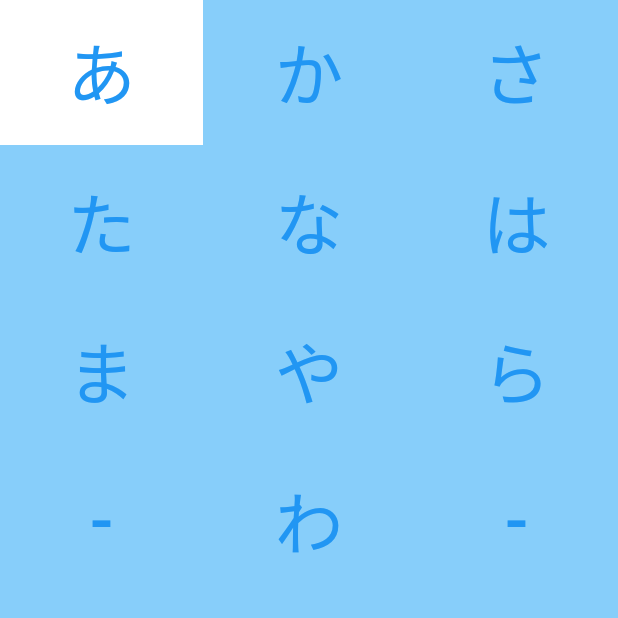
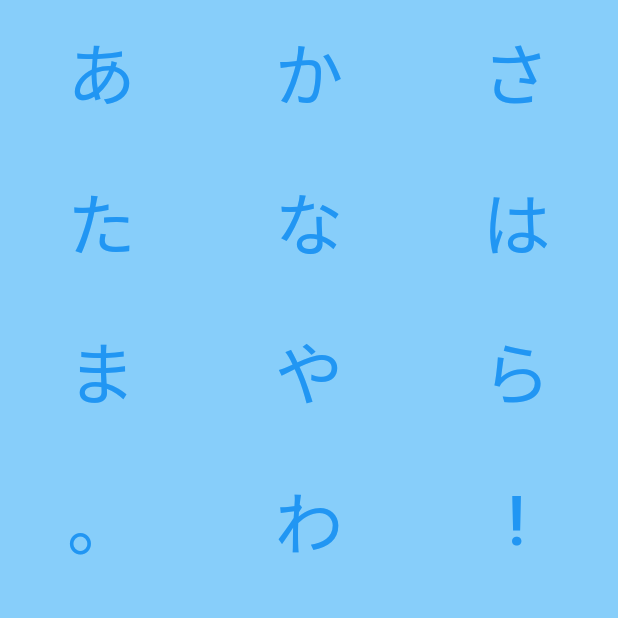
Before and after one commit to KateSawada/TimerKeyboardPlactice, a Flutter app: the screen it shows after launch, on a phone screen of 412 x 824 dp, the top half of it. Run offline on Flutter 3.47's test engine with Material 2 defaults, Android fonts, the phone set to English and light mode, and no system bars; our stand-ins replace flutter_riverpod.

Commit message:
mvvmで実装できた

```diff
--- a/lib/main.dart
+++ b/lib/main.dart
@@ -1,53 +1,6 @@
 import 'package:flutter/material.dart';
-// import 'halzoblog/main.dart';
-// import 'riverpod/main.dart';
-
-// void main() => runApp(MyApp());
-
-import 'package:flutter_riverpod/flutter_riverpod.dart';
-
-import 'riverpod/main.dart';
+import 'mvvm/main.dart';
 
 void main() {
-  runApp(ProviderScope(child: MyApp()));
+  runApp(const MyApp());
 }
-
-// class MyApp extends StatelessWidget {
-//   const MyApp({Key? key}) : super(key: key);
-
-//   @override
-//   Widget build(BuildContext context) {
-//     return MaterialApp(
-//       title: 'Flutter Demo',
-//       theme: ThemeData(
-//         primarySwatch: Colors.blue,
-//       ),
-//       home: const RiverpodSample(),
-//     );
-//   }
-// }
-
-// final strProvider = Provider((ref) {
-//   return 'Hello Riverpod';
-// });
-
-// class RiverpodSample extends ConsumerWidget {
-//   const RiverpodSample({Key? key}) : super(key: key);
-
-//   @override
-//   Widget build(BuildContext context, WidgetRef ref) {
-//     final value = ref.watch(strProvider);
-
-//     return Scaffold(
-//       appBar: AppBar(
-//         title: const Text('Riverpod Sample'),
-//       ),
-//       body: Center(
-//         child: Text(
-//           value,
-//           style: const TextStyle(fontSize: 24),
-//         ),
-//       ),
-//     );
-//   }
-// }
--- /dev/null
+++ b/lib/mvvm/init.dart
@@ -0,0 +1,5 @@
+import 'keyboard_manager.dart';
+
+void initialize() {
+  KeyboardManager().initialize();
+}
--- /dev/null
+++ b/lib/mvvm/japanese_keyboard.dart
@@ -0,0 +1,36 @@
+import 'keyboard_base.dart';
+
+class JapaneseKeyboard implements KeyboardBase {
+  List<String> keys = [];
+  List<String> thumbnails = [];
+  JapaneseKeyboard() {
+    keys = [
+      "あいうえお",
+      "かきくけこ",
+      "さしすせそ",
+      "たちつてと",
+      "なにぬねの",
+      "はひふへほ",
+      "まみむめも",
+      "やゆよ",
+      "らりるれろ",
+      "。、",
+      "わをん",
+      "!?"
+    ];
+    thumbnails = [
+      "あ",
+      "か",
+      "さ",
+      "た",
+      "な",
+      "は",
+      "ま",
+      "や",
+      "ら",
+      "。",
+      "わ",
+      "!",
+    ];
+  }
+}
--- /dev/null
+++ b/lib/mvvm/key_button.dart
@@ -0,0 +1,40 @@
+import 'package:flutter/material.dart';
+import 'keyboard_manager.dart';
+
+class KeyButton extends StatefulWidget {
+  final String _key;
+  final int idx;
+  const KeyButton(Key key, this._key, this.idx) : super(key: key);
+
+  @override
+  KeyButtonState createState() => KeyButtonState();
+}
+
+class KeyButtonState extends State<KeyButton> {
+  bool isFocused = false;
+
+  // 上位widget(KeyGrid)からこのstateをいじるために関数を用意した
+  void updateFocusState(bool newState) {
+    setState(() {
+      isFocused = newState;
+    });
+  }
+
+  @override
+  Widget build(BuildContext context) {
+    return Container(
+      color: isFocused ? Colors.white : const Color(0xff87cefa),
+      child: TextButton(
+        onPressed: () {
+          // キーを押されたら自身にフォーカスが当たるように，フォーカスの更新関数を呼ぶ
+          KeyboardManager().updateFocus(widget.idx);
+        },
+        child: Center(
+            child: Text(
+          widget._key,
+          style: const TextStyle(fontSize: 46.0),
+        )),
+      ),
+    );
+  }
+}
--- /dev/null
+++ b/lib/mvvm/key_grid.dart
@@ -0,0 +1,59 @@
+import 'package:flutter/material.dart';
+import 'keyboard_manager.dart';
+import 'key_button.dart';
+
+class KeyGrid extends StatefulWidget {
+  const KeyGrid({Key? key}) : super(key: key);
+
+  @override
+  KeyGridState createState() => KeyGridState();
+}
+
+class KeyGridState extends State<KeyGrid> {
+  //上位widget(KeyGrid)から下位widget(KeyButton)のstateをいじるために必要．
+  List<GlobalKey<KeyButtonState>> buttonKeys = [];
+
+  KeyGridState() {
+    for (int i = 0; i < KeyboardManager().keys.length; i++) {
+      buttonKeys.add(GlobalKey<KeyButtonState>());
+    }
+    // KeyGridがもつ，KeyButton再描画の関数をKeyboardManagerに登録する
+    KeyboardManager().setRebuildKeyGrid(updateButtonsState);
+  }
+
+  List<GridTile> createKeys() {
+    List<GridTile> buttons = [];
+    for (int i = 0; i < KeyboardManager().keyLength; i++) {
+      // GlobalKeyを使って，KeyGridからKeyButtonのstateをいじれるようにする
+      KeyButton button =
+          KeyButton(buttonKeys[i], KeyboardManager().thumbnails[i], i);
+
+      buttons.add(GridTile(child: button));
+    }
+    return buttons;
+  }
+
+  // KeyButtonを再描画する関数．KeyboardManagerに渡して実行してもらう．
+  void updateButtonsState() {
+    for (int i = 0; i < buttonKeys.length; i++) {
+      buttonKeys[i]
+          .currentState
+          ?.updateFocusState(i == KeyboardManager().currentFocusIndex);
+    }
+  }
+
+  @override
+  Widget build(BuildContext context) {
+    return Expanded(
+        flex: 2,
+        child: Container(
+            color: const Color(0xff87cefa),
+            child: GridView.count(
+              crossAxisCount: 3,
+              mainAxisSpacing: 3.0,
+              crossAxisSpacing: 3.0,
+              childAspectRatio: 1.4,
+              children: createKeys(),
+            )));
+  }
+}
--- /dev/null
+++ b/lib/mvvm/keyboard_base.dart
@@ -0,0 +1,4 @@
+abstract class KeyboardBase {
+  List<String> keys = [];
+  List<String> thumbnails = [];
+}
--- /dev/null
+++ b/lib/mvvm/keyboard_manager.dart
@@ -0,0 +1,56 @@
+import 'dart:async';
+import 'japanese_keyboard.dart';
+import 'keyboard_base.dart';
+
+class KeyboardManager {
+  // singleton
+  static final KeyboardManager _cache = KeyboardManager._internal();
+  factory KeyboardManager() {
+    return _cache;
+  }
+  KeyboardManager._internal();
+  // end singleton
+
+  List<KeyboardBase> keyboards = [];
+
+  // currentFocusIndexを秘匿する
+  int _currentFocusIndex = 0;
+  int get currentFocusIndex => _currentFocusIndex;
+
+  int focusPeriod = 1; // 1 second
+  Timer focusTimer =
+      Timer.periodic(const Duration(seconds: 1), (Timer timer) {});
+
+  // 現在選択中のキーボードに関する情報
+  int currentKeyboardIndex = 0;
+  int get keyLength => keyboards[currentKeyboardIndex].keys.length;
+  List<String> get keys => keyboards[currentKeyboardIndex].keys;
+  List<String> get thumbnails => keyboards[currentKeyboardIndex].thumbnails;
+
+  // widgetを書き換える関数を外部から受け取る
+  // 空の関数で初期化しておく
+  Function rebuildKeyGrid = () {};
+  void setRebuildKeyGrid(Function function) {
+    // widgetを書き換える関数を実際に格納
+    rebuildKeyGrid = function;
+  }
+
+  void initialize() {
+    // とりあえず一個だけ格納
+    // 実際の運用では，ここに英語など他のキーボードも格納する．
+    // キーボードの切り替えは，currentKeyboardIndexで管理する
+    keyboards.add(JapaneseKeyboard());
+  }
+
+  // フォーカスが当たっているキーを変更する関数．
+  void updateFocus(int newIdx) {
+    _currentFocusIndex = newIdx;
+    print("idx updated: $_currentFocusIndex");
+    // KeyButtonの再描画の関数を実行．
+    rebuildKeyGrid();
+  }
+
+  void enableAutoFocus() {}
+
+  void disableAutoFocus() {}
+}
--- /dev/null
+++ b/lib/mvvm/main.dart
@@ -0,0 +1,29 @@
+import 'package:flutter/material.dart';
+import 'key_grid.dart';
+import 'init.dart';
+
+// クラス名、メソッド名、プロパティ名（変数名）について、筆者が作成したもの（名前変更可のもの）
+// の名前の末尾には、大文字のオー「O」をつけています
+// ※ライブラリ（パッケージ）で予め決められているもの（名前の変更不可のもの）と、
+//  自分で作成したもの（名前の変更可のもの）の区別をしやすくするため
+
+class MyApp extends StatelessWidget {
+  const MyApp({Key? key}) : super(key: key);
+  @override
+  Widget build(BuildContext context) {
+    initialize();
+    return MaterialApp(
+      title: "setState and MVVM Demo",
+      theme: ThemeData.light(),
+      home: const HomePage(),
+    );
+  }
+}
+
+class HomePage extends StatelessWidget {
+  const HomePage({Key? key}) : super(key: key);
+  @override
+  Widget build(BuildContext context) {
+    return const KeyGrid();
+  }
+}
```
Also changed, not shown: 1 other file.
